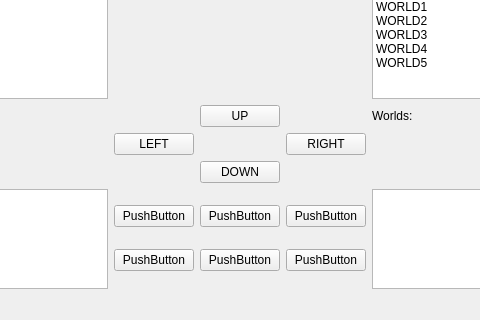
This is Zork/Forms/mainwindow.ui in JoshMcGiff/CS4076Project as Qt 5 draws it before an edit; both pictures show x 185 to 665 and y 302 to 622 of the 849 by 622 pixel window. The edited form follows.
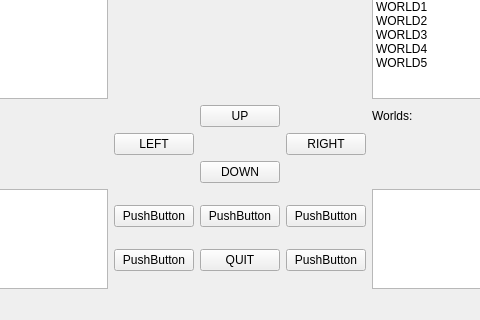
This is the edited form.

```diff
--- a/Zork/Forms/mainwindow.ui
+++ b/Zork/Forms/mainwindow.ui
@@ -235,7 +235,7 @@
         <item>
          <widget class="QPushButton" name="pushButton">
           <property name="text">
-           <string>PushButton</string>
+           <string>QUIT</string>
           </property>
          </widget>
         </item>
```
Left out of the diff: 4 changed lines with no effect on the pictures.
